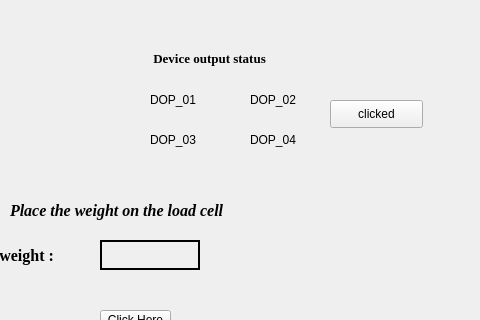
thirunav123/SparkDNA_test_bench_part2, file Testing bench part1/GUI/UI-main/thirddialog.ui: the form before one commit; both pictures show x 320 to 800 and y 0 to 320 of the 800 by 480 pixel window.
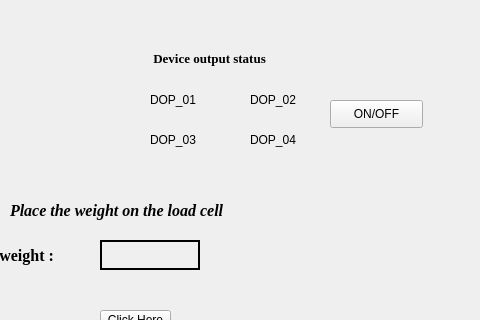
The form after the commit.

```diff
--- a/Testing bench part1/GUI/UI-main/thirddialog.ui
+++ b/Testing bench part1/GUI/UI-main/thirddialog.ui
@@ -325,7 +325,7 @@
     </rect>
    </property>
    <property name="text">
-    <string>clicked</string>
+    <string>ON/OFF</string>
    </property>
   </widget>
  </widget>
```
Left out of the diff: 2 changed lines with no effect on the pictures.
